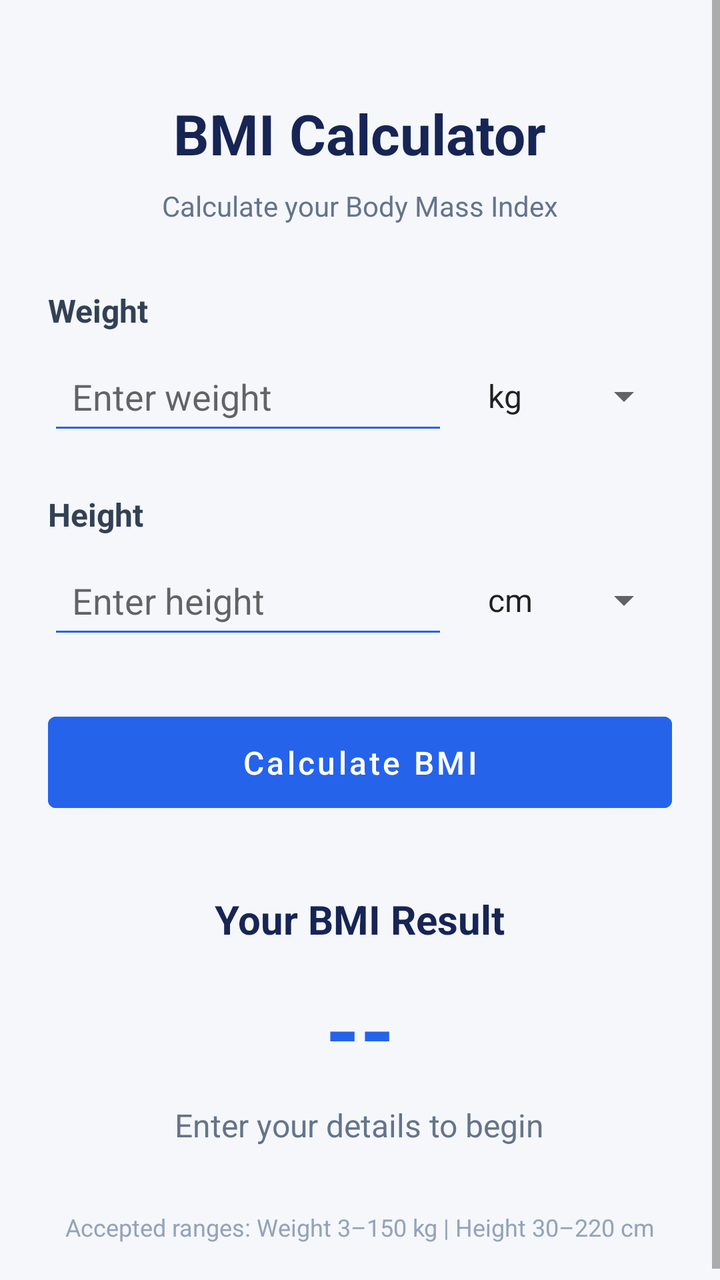
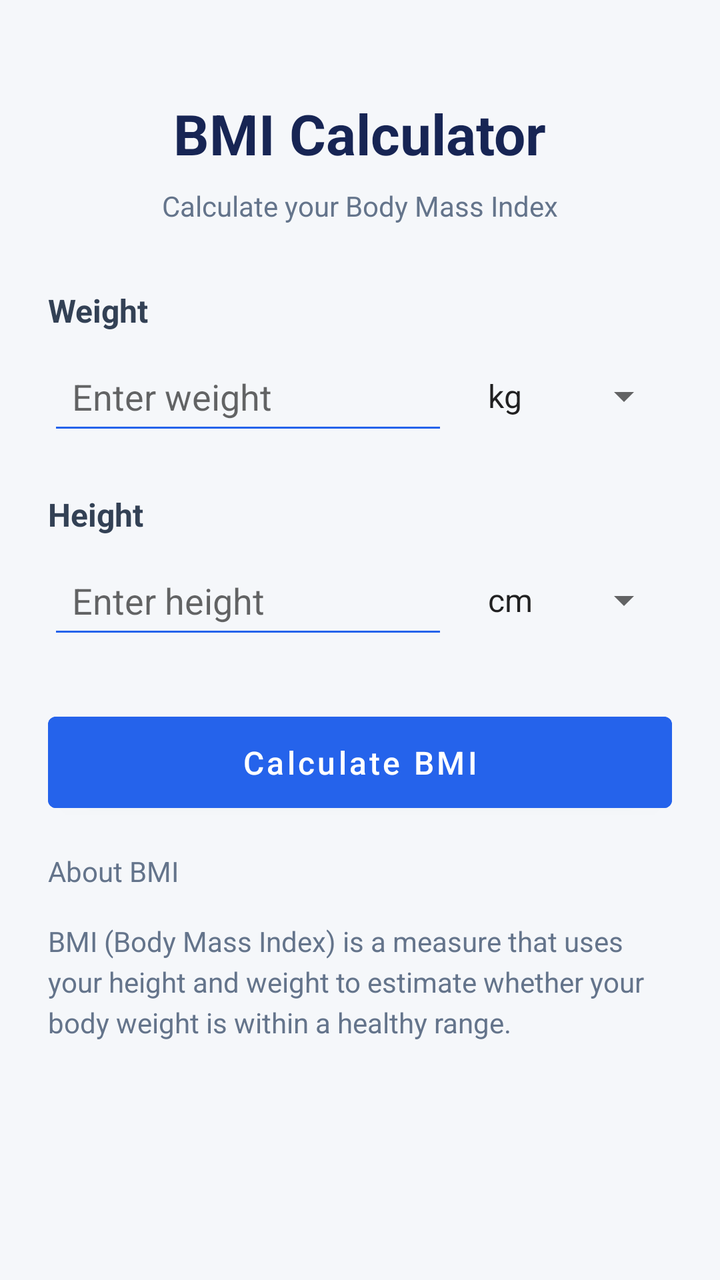

The first picture is an Android layout as it rendered before a commit; the second is the same layout after the commit. The layout source and the unified diff follow.
<!-- AndroidManifest.xml: application theme Theme.BMICalaculator -->
<!-- res/layout/activity_main.xml -->
<?xml version="1.0" encoding="utf-8"?>
<ScrollView xmlns:android="http://schemas.android.com/apk/res/android"
    android:layout_width="match_parent"
    android:layout_height="match_parent"
    android:background="#F5F7FA"
    android:fillViewport="true">

    <LinearLayout
        android:layout_width="match_parent"
        android:layout_height="wrap_content"
        android:orientation="vertical"
        android:padding="24dp"
        android:gravity="center_horizontal">

        
        <TextView
            android:layout_width="wrap_content"
            android:layout_height="wrap_content"
            android:text="BMI Calculator"
            android:textColor="#172554"
            android:textSize="28sp"
            android:textStyle="bold"
            android:layout_marginTop="24dp" />

        <TextView
            android:layout_width="wrap_content"
            android:layout_height="wrap_content"
            android:text="Calculate your Body Mass Index"
            android:textColor="#64748B"
            android:textSize="14sp"
            android:layout_marginTop="8dp"
            android:layout_marginBottom="32dp" />

        
        <TextView
            android:layout_width="match_parent"
            android:layout_height="wrap_content"
            android:text="Weight"
            android:textColor="#334155"
            android:textSize="16sp"
            android:textStyle="bold" />

        
        <LinearLayout
            android:layout_width="match_parent"
            android:layout_height="wrap_content"
            android:orientation="horizontal"
            android:gravity="center_vertical"
            android:layout_marginTop="8dp"
            android:layout_marginBottom="24dp">

            <EditText
                android:id="@+id/etWeight"
                android:layout_width="0dp"
                android:layout_height="wrap_content"
                android:layout_weight="1"
                android:hint="Enter weight"
                android:inputType="numberDecimal"
                android:padding="12dp"
                android:singleLine="true"
                android:textColor="#172554"
                android:backgroundTint="#2563EB" />

            <Spinner
                android:id="@+id/spWeightUnit"
                android:layout_width="100dp"
                android:layout_height="48dp"
                android:entries="@array/weight_units"
                android:spinnerMode="dropdown"
                android:layout_marginStart="12dp" />

        </LinearLayout>

        
        <TextView
            android:layout_width="match_parent"
            android:layout_height="wrap_content"
            android:text="Height"
            android:textColor="#334155"
            android:textSize="16sp"
            android:textStyle="bold" />

        
        <LinearLayout
            android:layout_width="match_parent"
            android:layout_height="wrap_content"
            android:orientation="horizontal"
            android:gravity="center_vertical"
            android:layout_marginTop="8dp"
            android:layout_marginBottom="28dp">

            <EditText
                android:id="@+id/etHeight"
                android:layout_width="0dp"
                android:layout_height="wrap_content"
                android:layout_weight="1"
                android:hint="Enter height"
                android:inputType="numberDecimal"
                android:padding="12dp"
                android:singleLine="true"
                android:textColor="#172554"
                android:backgroundTint="#2563EB" />

            <Spinner
                android:id="@+id/spHeightUnit"
                android:layout_width="100dp"
                android:layout_height="48dp"
                android:entries="@array/height_units"
                android:spinnerMode="dropdown"
                android:layout_marginStart="12dp" />

        </LinearLayout>

        
        <Button
            android:id="@+id/btnCalculate"
            android:layout_width="match_parent"
            android:layout_height="wrap_content"
            android:text="Calculate BMI"
            android:textAllCaps="false"
            android:textSize="16sp"
            android:padding="12dp"
            android:backgroundTint="#2563EB" />

        
        <TextView
            android:id="@+id/tvResultTitle"
            android:layout_width="wrap_content"
            android:layout_height="wrap_content"
            android:text="Your BMI Result"
            android:textColor="#172554"
            android:textSize="20sp"
            android:textStyle="bold"
            android:layout_marginTop="36dp" />

        <TextView
            android:id="@+id/tvBMI"
            android:layout_width="wrap_content"
            android:layout_height="wrap_content"
            android:text="--"
            android:textColor="#2563EB"
            android:textSize="44sp"
            android:textStyle="bold"
            android:layout_marginTop="12dp" />

        <TextView
            android:id="@+id/tvCategory"
            android:layout_width="wrap_content"
            android:layout_height="wrap_content"
            android:text="Enter your details to begin"
            android:textColor="#64748B"
            android:textSize="16sp"
            android:layout_marginTop="8dp" />

        
        <TextView
            android:layout_width="match_parent"
            android:layout_height="wrap_content"
            android:text="Accepted ranges: Weight 3–150 kg | Height 30–220 cm"
            android:textColor="#94A3B8"
            android:textSize="12sp"
            android:gravity="center"
            android:layout_marginTop="32dp" />

    </LinearLayout>

</ScrollView>
<!-- resources referenced by this layout -->
<resources>
  <string-array name="height_units">
          <item>cm</item>
          <item>inch</item>
      </string-array>
  <string-array name="weight_units">
          <item>kg</item>
          <item>lb</item>
      </string-array>
  <style name="Theme.BMICalaculator" parent="Theme.MaterialComponents.DayNight.DarkActionBar">
          
          <item name="colorPrimary">@color/purple_500</item>
          <item name="colorPrimaryVariant">@color/purple_700</item>
          <item name="colorOnPrimary">@color/white</item>
          
          <item name="colorSecondary">@color/teal_200</item>
          <item name="colorSecondaryVariant">@color/teal_700</item>
          <item name="colorOnSecondary">@color/black</item>
          
          <item name="android:statusBarColor">?attr/colorPrimaryVariant</item>
          
      </style>
  <color name="purple_500">#FF6200EE</color>
  <color name="purple_700">#FF3700B3</color>
  <color name="white">#FFFFFFFF</color>
  <color name="teal_200">#FF03DAC5</color>
  <color name="teal_700">#FF018786</color>
  <color name="black">#FF000000</color>
</resources>

<!-- the commit's change to res/layout/activity_main.xml (unified diff, before → after) -->
@@ -122,45 +122,27 @@
             android:padding="12dp"
             android:backgroundTint="#2563EB" />
 
-        
-        <TextView
-            android:id="@+id/tvResultTitle"
-            android:layout_width="wrap_content"
-            android:layout_height="wrap_content"
-            android:text="Your BMI Result"
-            android:textColor="#172554"
-            android:textSize="20sp"
-            android:textStyle="bold"
-            android:layout_marginTop="36dp" />
-
-        <TextView
-            android:id="@+id/tvBMI"
-            android:layout_width="wrap_content"
-            android:layout_height="wrap_content"
-            android:text="--"
-            android:textColor="#2563EB"
-            android:textSize="44sp"
-            android:textStyle="bold"
-            android:layout_marginTop="12dp" />
-
-        <TextView
-            android:id="@+id/tvCategory"
-            android:layout_width="wrap_content"
-            android:layout_height="wrap_content"
-            android:text="Enter your details to begin"
-            android:textColor="#64748B"
-            android:textSize="16sp"
-            android:layout_marginTop="8dp" />
-
-        
         <TextView
             android:layout_width="match_parent"
             android:layout_height="wrap_content"
-            android:text="Accepted ranges: Weight 3–150 kg | Height 30–220 cm"
-            android:textColor="#94A3B8"
-            android:textSize="12sp"
-            android:gravity="center"
-            android:layout_marginTop="32dp" />
+            android:text="About BMI"
+            android:textSize="14sp"
+            android:textColor="#64748B"
+            android:lineSpacingExtra="4dp"
+            android:layout_marginTop="16dp"
+            android:layout_marginBottom="0dp" />
+
+        <TextView
+            android:layout_width="match_parent"
+            android:layout_height="wrap_content"
+            android:text="BMI (Body Mass Index) is a measure that uses your height and weight to estimate whether your body weight is within a healthy range."
+            android:textSize="14sp"
+            android:textColor="#64748B"
+            android:lineSpacingExtra="4dp"
+            android:layout_marginTop="16dp"
+            android:layout_marginBottom="28dp" />
+
+
 
     </LinearLayout>
 
